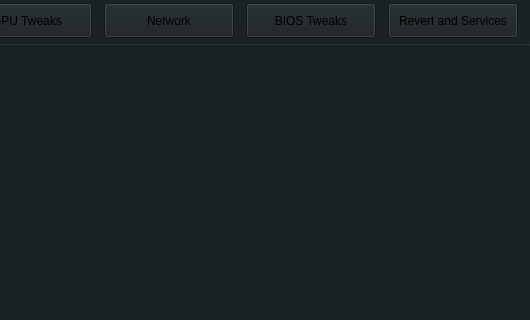
Old version of the form mainwindow.ui in the repository alexhebri/SwiftBoost; both pictures show x 470 to 1000 and y 0 to 320 of the 1000 by 600 pixel window.
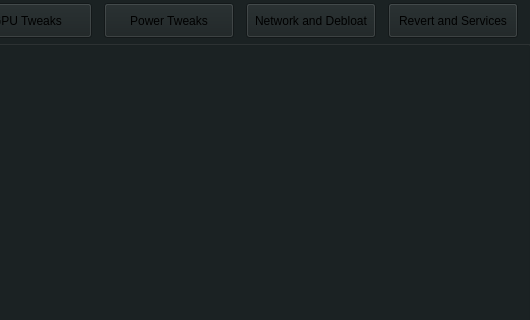
New version of the form.

```diff
--- a/mainwindow.ui
+++ b/mainwindow.ui
@@ -138,7 +138,7 @@
       </widget>
      </item>
      <item>
-      <widget class="QPushButton" name="network">
+      <widget class="QPushButton" name="power_tweaks">
        <property name="minimumSize">
         <size>
          <width>130</width>
@@ -151,13 +151,16 @@
          <height>35</height>
         </size>
        </property>
+       <property name="autoFillBackground">
+        <bool>false</bool>
+       </property>
        <property name="text">
-        <string>Network</string>
+        <string>Power Tweaks</string>
        </property>
       </widget>
      </item>
      <item>
-      <widget class="QPushButton" name="create_snapshot">
+      <widget class="QPushButton" name="network">
        <property name="minimumSize">
         <size>
          <width>130</width>
@@ -170,11 +173,8 @@
          <height>35</height>
         </size>
        </property>
-       <property name="autoFillBackground">
-        <bool>false</bool>
-       </property>
        <property name="text">
-        <string>BIOS Tweaks</string>
+        <string>Network and Debloat</string>
        </property>
       </widget>
      </item>
```
